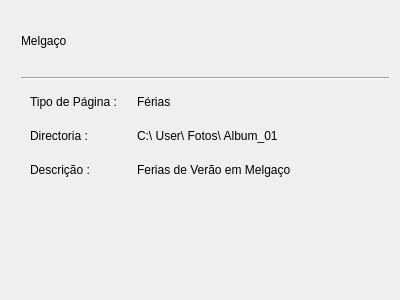
Above: albuminfodisplay.ui from LACF-MIEEC/ES-PicViewer before the change. Below: the same form after it.
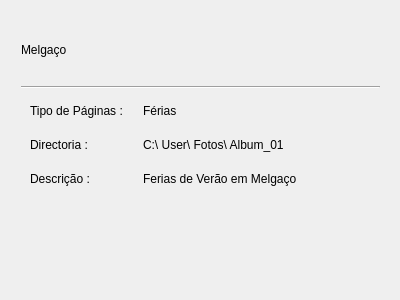
That is the form after the change.

The edit to the form file:
```diff
--- a/albuminfodisplay.ui
+++ b/albuminfodisplay.ui
@@ -41,6 +41,7 @@
   </property>
   <layout class="QGridLayout" name="gridLayout">
    <item row="0" column="0">
+    <widget class="QWidget" name="" native="true">
     <layout class="QVBoxLayout" name="verticalLayout">
      <property name="leftMargin">
       <number>10</number>
@@ -92,7 +93,7 @@
         <item row="0" column="0">
          <widget class="QLabel" name="Tag_1">
           <property name="text">
-           <string>Tipo de Página :</string>
+            <string>Tipo de Páginas :</string>
           </property>
          </widget>
         </item>
@@ -147,6 +148,7 @@
       </widget>
      </item>
     </layout>
+    </widget>
    </item>
   </layout>
  </widget>
```
Lines whose indentation alone changed are shown as unchanged.
